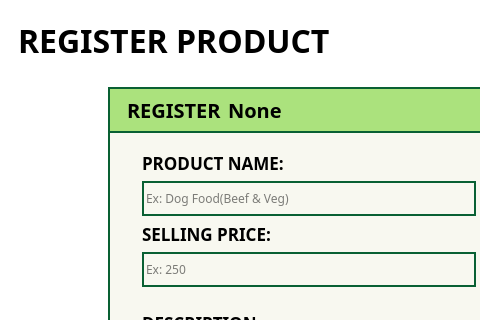
Before: the Qt Designer form Screens/MainMenuScreens/Registration/Registration_prod.ui in Bideiro/Ranil_project_py, drawn with Qt 5; both pictures show x 0 to 480 and y 0 to 320 of the 970 by 550 pixel window.
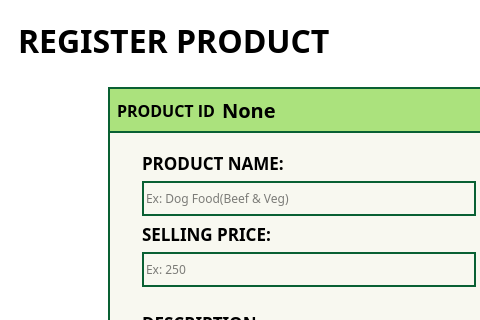
After: the same form once the commit is applied.

```diff
--- a/Screens/MainMenuScreens/Registration/Registration_prod.ui
+++ b/Screens/MainMenuScreens/Registration/Registration_prod.ui
@@ -135,28 +135,8 @@
             <layout class="QHBoxLayout" name="horizontalLayout_6">
              <item>
               <widget class="QLabel" name="label">
-               <property name="sizePolicy">
-                <sizepolicy hsizetype="Preferred" vsizetype="Preferred">
-                 <horstretch>0</horstretch>
-                 <verstretch>0</verstretch>
-                </sizepolicy>
-               </property>
-               <property name="font">
-                <font>
-                 <family>DM Sans</family>
-                 <pointsize>15</pointsize>
-                 <italic>false</italic>
-                 <bold>true</bold>
-                </font>
-               </property>
-               <property name="styleSheet">
-                <string notr="true">background-color:rgba(0,0,0,0);</string>
-               </property>
                <property name="text">
-                <string>REGISTER</string>
-               </property>
-               <property name="indent">
-                <number>10</number>
+                <string>PRODUCT ID</string>
                </property>
               </widget>
              </item>
```
